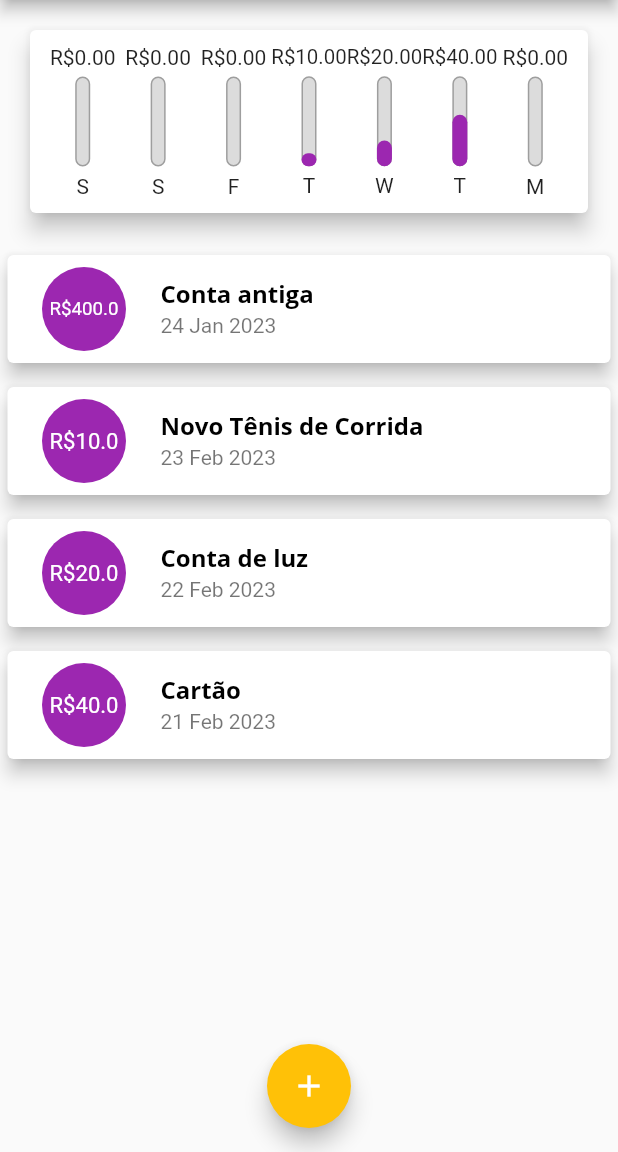
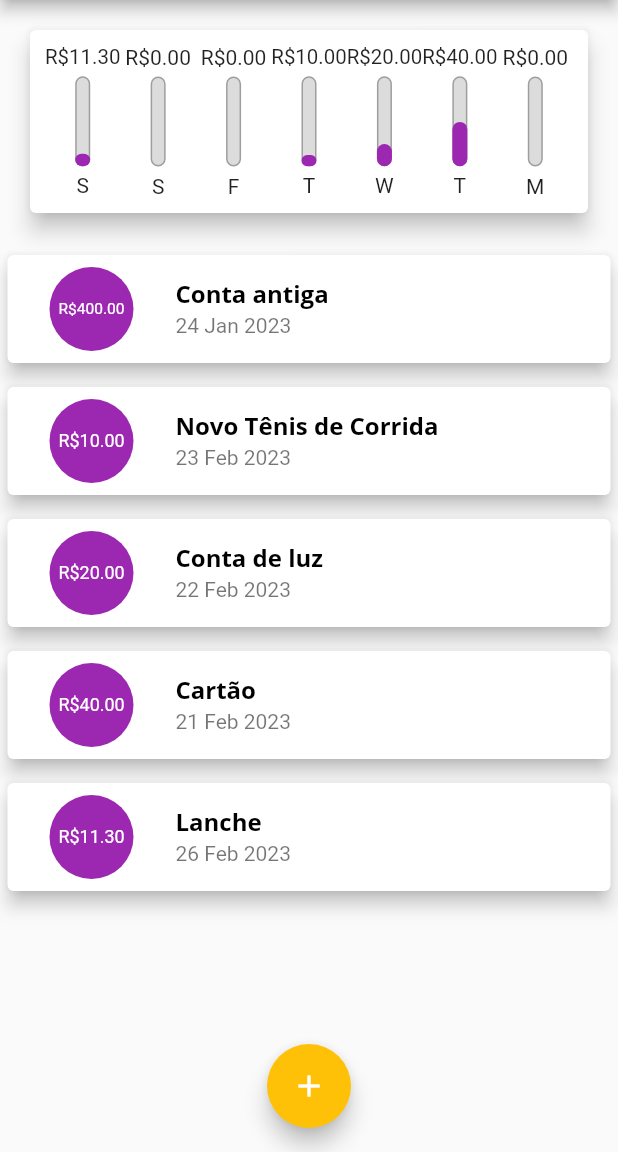
Before and after one commit to oTalDoHud/controle_gastos, a Flutter app: the screen it shows after launch, on a phone screen of 412 x 824 dp, the part 84-1236 px from its top. Run offline on Flutter 3.47's test engine with Material 2 defaults, Android fonts, the phone set to English and light mode, and no system bars.

Commit message:
Formatando valores double

```diff
--- a/lib/components/transaction_list.dart
+++ b/lib/components/transaction_list.dart
@@ -43,13 +43,13 @@ class TransactionList extends StatelessWidget {
                   child: ListTile(
                     leading: CircleAvatar(
                       backgroundColor: Theme.of(context).colorScheme.primary,
-                      radius: 35,
+                      radius: 40,
                       child: Padding(
-                        padding: const EdgeInsets.all(12.0),
+                        padding: const EdgeInsets.all(18.0),
                         child: FittedBox(
                           child: Text(
                             style: const TextStyle(color: Colors.white),
-                            "R\$${tr.value}",
+                            "R\$${tr.value.toStringAsFixed(2)}",
                           ),
                         ),
                       ),
--- a/lib/main.dart
+++ b/lib/main.dart
@@ -80,6 +80,12 @@ class _MyHomeAppState extends State<MyHomeApp> {
       value: 40,
       date: DateTime.now().subtract(const Duration(days: 5)),
     ),
+    Transaction(
+      id: "t3",
+      title: "Lanche",
+      value: 11.30,
+      date: DateTime.now(),
+    ),
   ];
 
   List<Transaction> get _recentTransactions {
```
